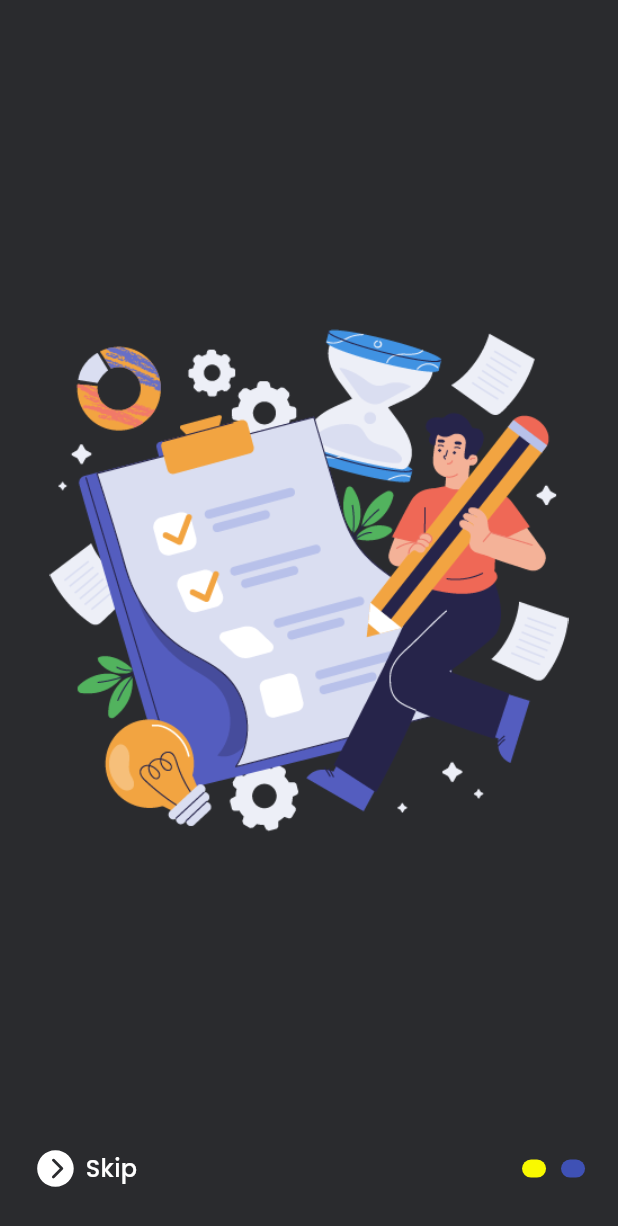
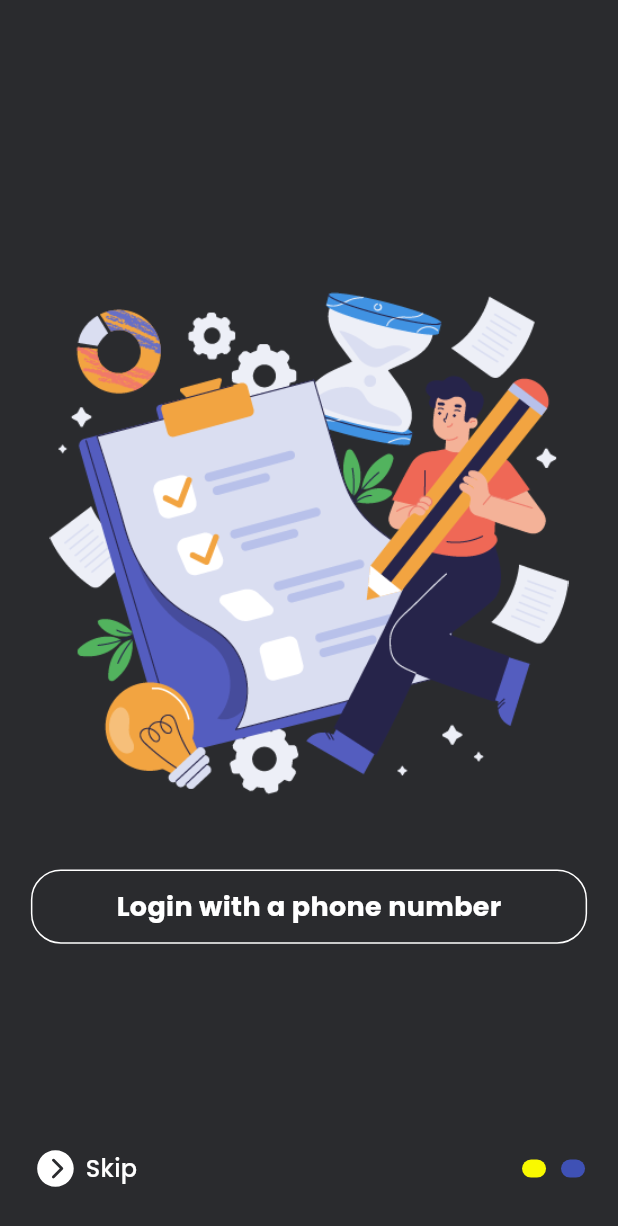
Before and after one commit to Njuguna-JohnBrian/taskify, a Flutter app: the screen it shows after launch, swiped to page 2, on a phone screen of 412 x 824 dp. Shown: the top 1226 px of the screen. Run offline on Flutter 3.47's test engine with Material 2 defaults, Android fonts, the phone set to English and light mode, and no system bars; drawn by our look-alikes of smooth_page_indicator; our stand-ins replace flutter_screenutil, flutter_vector_icons, google_fonts, hooks_riverpod.

Commit message:
add button to last page

```diff
--- a/lib/features/onboarding/widgets/page_two.dart
+++ b/lib/features/onboarding/widgets/page_two.dart
@@ -2,9 +2,9 @@ import 'package:flutter/material.dart';
 import 'package:flutter_screenutil/flutter_screenutil.dart';
 
 import '../../../common/utils/constants.dart';
-import '../../../common/widgets/appstyle.dart';
+import '../../../common/widgets/custom_otn_btn.dart';
 import '../../../common/widgets/height_spacer.dart';
-import '../../../common/widgets/reusable_text.dart';
+import '../../auth/pages/login_page.dart';
 
 class PageTwo extends StatelessWidget {
   const PageTwo({super.key});
@@ -29,7 +29,21 @@ class PageTwo extends StatelessWidget {
           ),
           const HeightSpacer(
             hieght: 50,
-          )
+          ),
+          CustomOutlnBtn(
+            onTap: () {
+              Navigator.pushReplacement(
+                context,
+                MaterialPageRoute(
+                  builder: (context) => const LoginPage(),
+                ),
+              );
+            },
+            width: AppConsts.kWidth * 0.9,
+            height: AppConsts.kHeight * 0.06,
+            text: 'Login with a phone number',
+            color: AppConsts.kLight,
+          ),
         ],
       ),
     );
```
